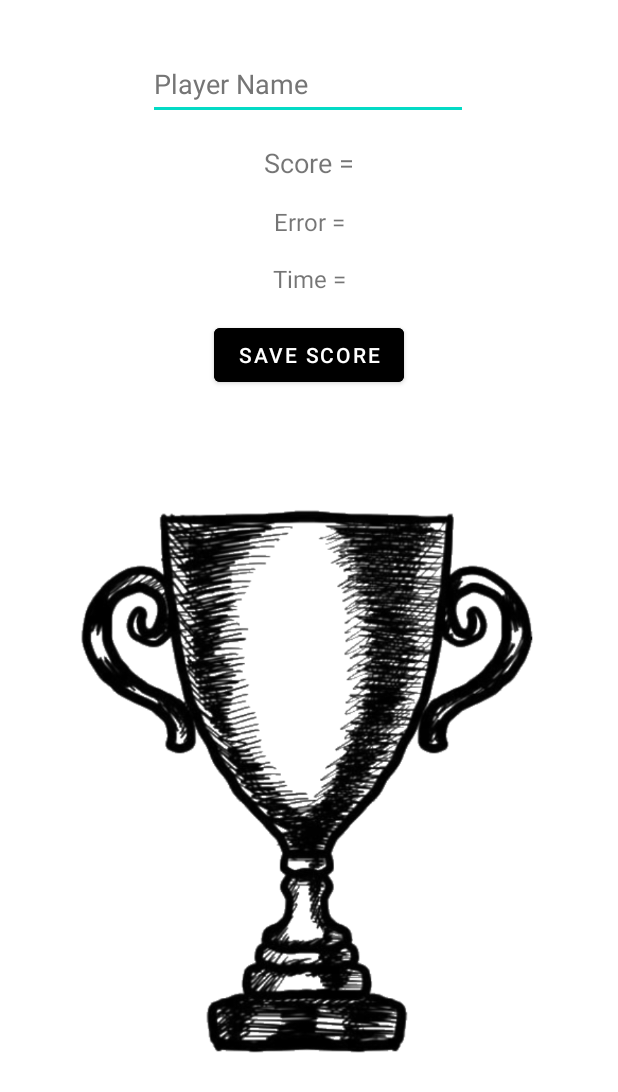
After one commit to SimoneCiferri/MemoryGame_v1, an Android app: the layout fragment_save_score.xml on its own in the app's theme, with its tools: preview values and no code run, on a phone screen of 412 x 824 dp. The commit adds this screen. Shown: the top 1092 px of the screen. Run offline under Robolectric (Android 15) with nearby library versions, the phone set to English and light mode, and no system bars.

Commit message:
SaveScoreFragment.kt & SaveScoreViewModel.kt added

```diff
--- a/app/src/main/java/com/mrlp/memorygame/ui/game/GameFragment.kt
+++ b/app/src/main/java/com/mrlp/memorygame/ui/game/GameFragment.kt
@@ -12,6 +12,7 @@ import android.widget.Toast
 import androidx.core.view.isVisible
 import androidx.fragment.app.Fragment
 import androidx.lifecycle.ViewModelProvider
+import androidx.navigation.Navigation
 import com.mrlp.memorygame.MainActivity
 import com.mrlp.memorygame.R
 import com.mrlp.memorygame.databinding.FragmentGameBinding
@@ -109,8 +110,9 @@ class GameFragment : Fragment() {
         }
 
         binding.btnSaveScore.setOnClickListener {
-            mGameViewModel.increaseErrors()
-            //here navigation to saveScoreFragment
+            val navToSaveSore = GameFragmentDirections.actionNavigationGameToSaveScoreFragment(
+                mGameViewModel.error.value!!, mGameViewModel.getTotalTime(), mGameViewModel.getStringTime())
+            Navigation.findNavController(binding.root).navigate(navToSaveSore)
         }
     }
 
--- a/app/src/main/java/com/mrlp/memorygame/utils/Values.kt
+++ b/app/src/main/java/com/mrlp/memorygame/utils/Values.kt
@@ -15,6 +15,7 @@ class Values {
         const val CARD_NOT_MATCHED: Int = 3
         const val TUTORIAL = "Tutorial"
         const val FINISH = "Finish"
+        const val SCORE_CONSTANT: Int = 30000000
 
         const val DATABASE_NAME = "player_database"
     }
--- a/app/src/main/res/layout/fragment_game.xml
+++ b/app/src/main/res/layout/fragment_game.xml
@@ -178,7 +178,7 @@
         android:layout_marginTop="32dp"
         android:layout_marginEnd="16dp"
         android:layout_marginBottom="@dimen/imageButtonGameFragmentMargin"
-        android:backgroundTint="#000000"
+        android:backgroundTint="@color/black"
         android:text="@string/new_game"
         app:layout_constraintBottom_toBottomOf="parent"
         app:layout_constraintEnd_toEndOf="parent"
@@ -193,7 +193,7 @@
         android:layout_marginStart="16dp"
         android:layout_marginEnd="16dp"
         android:layout_marginBottom="@dimen/imageButtonGameFragmentMargin"
-        android:backgroundTint="#000000"
+        android:backgroundTint="@color/black"
         android:text="@string/save_score"
         app:layout_constraintBottom_toBottomOf="parent"
         app:layout_constraintEnd_toEndOf="parent"
--- /dev/null
+++ b/app/src/main/res/layout/fragment_save_score.xml
@@ -0,0 +1,130 @@
+<?xml version="1.0" encoding="utf-8"?>
+<androidx.constraintlayout.widget.ConstraintLayout xmlns:android="http://schemas.android.com/apk/res/android"
+    xmlns:app="http://schemas.android.com/apk/res-auto"
+    xmlns:tools="http://schemas.android.com/tools"
+    android:layout_width="match_parent"
+    android:layout_height="match_parent"
+    tools:context=".ui.game.SaveScoreFragment">
+
+    <EditText
+        android:id="@+id/etPlayerName"
+        android:layout_width="wrap_content"
+        android:layout_height="wrap_content"
+        android:layout_marginTop="32dp"
+        android:autofillHints=""
+        android:ems="10"
+        android:hint="@string/player_name"
+        android:inputType="textPersonName"
+        android:minHeight="48dp"
+        android:textColorHint="#757575"
+        android:textSize="18sp"
+        app:layout_constraintEnd_toEndOf="parent"
+        app:layout_constraintHorizontal_bias="0.497"
+        app:layout_constraintStart_toStartOf="parent"
+        app:layout_constraintTop_toTopOf="parent" />
+
+    <LinearLayout
+        android:id="@+id/linearLayout"
+        android:layout_width="wrap_content"
+        android:layout_height="wrap_content"
+        android:layout_marginTop="16dp"
+        android:orientation="horizontal"
+        app:layout_constraintEnd_toEndOf="parent"
+        app:layout_constraintHorizontal_bias="0.5"
+        app:layout_constraintStart_toStartOf="parent"
+        app:layout_constraintTop_toBottomOf="@+id/etPlayerName">
+
+        <TextView
+            android:id="@+id/tvScoreString"
+            android:layout_width="wrap_content"
+            android:layout_height="wrap_content"
+            android:text="@string/score"
+            android:textSize="18sp" />
+
+        <TextView
+            android:id="@+id/tvScore"
+            android:layout_width="wrap_content"
+            android:layout_height="wrap_content"
+            android:textSize="18sp"
+            android:textStyle="bold" />
+
+    </LinearLayout>
+
+    <LinearLayout
+        android:id="@+id/linearLayout2"
+        android:layout_width="wrap_content"
+        android:layout_height="wrap_content"
+        android:layout_marginTop="16dp"
+        android:orientation="horizontal"
+        app:layout_constraintEnd_toEndOf="parent"
+        app:layout_constraintHorizontal_bias="0.5"
+        app:layout_constraintStart_toStartOf="parent"
+        app:layout_constraintTop_toBottomOf="@+id/linearLayout">
+
+        <TextView
+            android:id="@+id/tvErrorString"
+            android:layout_width="wrap_content"
+            android:layout_height="wrap_content"
+            android:text="@string/error"
+            android:textSize="16sp" />
+
+        <TextView
+            android:id="@+id/tvErrorReview"
+            android:layout_width="wrap_content"
+            android:layout_height="wrap_content"
+            android:textSize="16sp"
+            android:textStyle="italic" />
+    </LinearLayout>
+
+    <LinearLayout
+        android:id="@+id/linearLayout3"
+        android:layout_width="wrap_content"
+        android:layout_height="wrap_content"
+        android:layout_marginTop="16dp"
+        android:orientation="horizontal"
+        app:layout_constraintEnd_toEndOf="parent"
+        app:layout_constraintHorizontal_bias="0.5"
+        app:layout_constraintStart_toStartOf="parent"
+        app:layout_constraintTop_toBottomOf="@+id/linearLayout2">
+
+        <TextView
+            android:id="@+id/tvTimeString"
+            android:layout_width="wrap_content"
+            android:layout_height="wrap_content"
+            android:text="@string/time"
+            android:textSize="16sp" />
+
+        <TextView
+            android:id="@+id/tvTimeReview"
+            android:layout_width="wrap_content"
+            android:layout_height="wrap_content"
+            android:textSize="16sp"
+            android:textStyle="italic" />
+
+    </LinearLayout>
+
+    <Button
+        android:id="@+id/btnSave"
+        android:layout_width="wrap_content"
+        android:layout_height="wrap_content"
+        android:layout_marginTop="16dp"
+        android:backgroundTint="@color/black"
+        android:text="@string/save_score"
+        app:layout_constraintEnd_toEndOf="parent"
+        app:layout_constraintHorizontal_bias="0.5"
+        app:layout_constraintStart_toStartOf="parent"
+        app:layout_constraintTop_toBottomOf="@+id/linearLayout3" />
+
+    <ImageView
+        android:id="@+id/ivSaveCup"
+        android:layout_width="wrap_content"
+        android:layout_height="wrap_content"
+        android:layout_marginTop="2dp"
+        android:contentDescription="@string/savecup"
+        android:src="@drawable/savecup"
+        app:layout_constraintEnd_toEndOf="parent"
+        app:layout_constraintHorizontal_bias="0.5"
+        app:layout_constraintStart_toStartOf="parent"
+        app:layout_constraintTop_toBottomOf="@+id/btnSave" />
+
+</androidx.constraintlayout.widget.ConstraintLayout>
--- a/app/src/main/res/values/strings.xml
+++ b/app/src/main/res/values/strings.xml
@@ -16,4 +16,9 @@
     <string name="save_score">Save Score</string>
     <string name="new_game">New Game</string>
     <string name="invalid_move">Invalid move!</string>
+    <string name="player_name">Player Name</string>
+    <string name="time">Time =</string>
+    <string name="error">Error =</string>
+    <string name="score">Score =</string>
+    <string name="savecup">savecup</string>
 </resources>
--- a/build.gradle
+++ b/build.gradle
@@ -4,7 +4,7 @@ buildscript {
         google()
     }
     dependencies {
-        classpath("androidx.navigation:navigation-safe-args-gradle-plugin:2.5.2")
+        classpath("androidx.navigation:navigation-safe-args-gradle-plugin:2.5.3")
     }
 }
 
```
Also changed, not shown: app/src/main/java/com/mrlp/memorygame/ui/game/SaveScoreFragment.kt (added, +41 -0 lines), app/src/main/java/com/mrlp/memorygame/viewmodel/GameViewModel.kt (+18 -0 lines), app/src/main/java/com/mrlp/memorygame/viewmodel/SaveScoreViewModel.kt (added, +13 -0 lines), app/src/main/res/navigation/memorygame_navigation.xml (+26 -1 lines), app/src/main/res/drawable/savecup.png (added), 1 other file.
